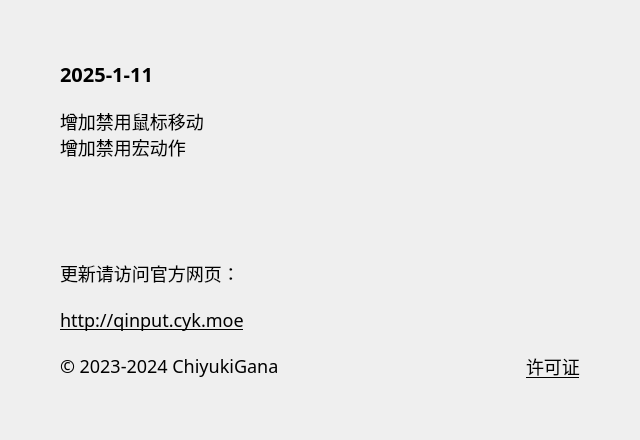
First picture: the form in source/ui/AboutUi.ui, repository ChiyukiGana/Quickinput, before the edit.
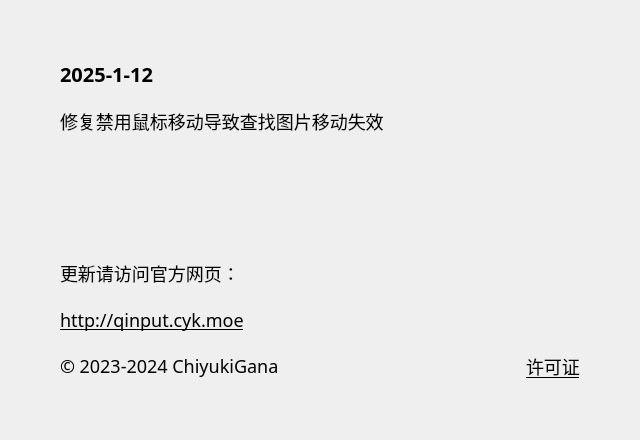
Second picture: the form after the edit.

Diff of the .ui file:
```diff
--- a/source/ui/AboutUi.ui
+++ b/source/ui/AboutUi.ui
@@ -88,7 +88,7 @@
          <string notr="true">font-size:20px</string>
         </property>
         <property name="text">
-         <string>2025-1-11</string>
+         <string>2025-1-12</string>
         </property>
         <property name="textFormat">
          <enum>Qt::PlainText</enum>
@@ -104,8 +104,7 @@
          </sizepolicy>
         </property>
         <property name="text">
-         <string>增加禁用鼠标移动
-增加禁用宏动作</string>
+         <string>修复禁用鼠标移动导致查找图片移动失效</string>
         </property>
         <property name="textFormat">
          <enum>Qt::PlainText</enum>
```
